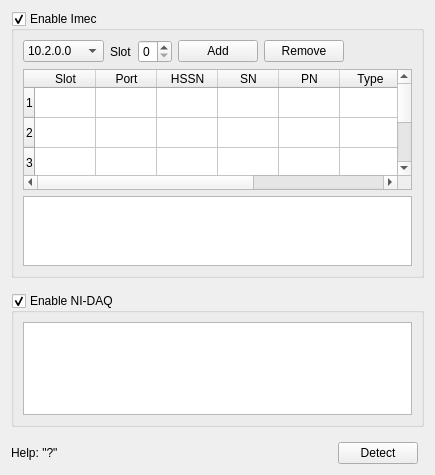
Above: Forms/DevicesTab.ui from billkarsh/SpikeGLX before the change. Below: the same form after it.
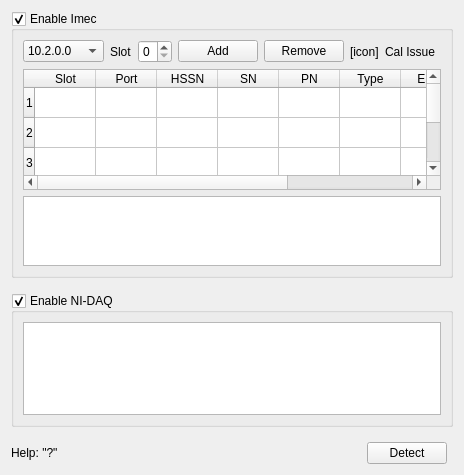
That is the form after the change.

Patch:
```diff
--- a/Forms/DevicesTab.ui
+++ b/Forms/DevicesTab.ui
@@ -71,7 +71,7 @@
      <property name="checked">
       <bool>true</bool>
      </property>
-     <layout class="QGridLayout" name="gridLayout" rowstretch="0,2,1" columnstretch="0,0,0,0,0,0" columnminimumwidth="0,0,0,0,0,0">
+     <layout class="QGridLayout" name="gridLayout" rowstretch="0,2,1" columnstretch="0,0,0,0,0,0,0,0" columnminimumwidth="0,0,0,0,0,0,0,0">
       <item row="0" column="4">
        <widget class="QPushButton" name="lessBut">
         <property name="sizePolicy">
@@ -231,7 +231,7 @@
         </property>
        </widget>
       </item>
-      <item row="0" column="5">
+      <item row="0" column="7">
        <spacer name="horizontalSpacer_2">
         <property name="orientation">
          <enum>Qt::Horizontal</enum>
@@ -244,7 +244,7 @@
         </property>
        </spacer>
       </item>
-      <item row="1" column="0" colspan="6">
+      <item row="1" column="0" colspan="8">
        <widget class="QTableWidget" name="imPrbTbl">
         <property name="focusPolicy">
          <enum>Qt::ClickFocus</enum>
@@ -300,6 +300,11 @@
           <string>Enab</string>
          </property>
         </column>
+        <column>
+         <property name="text">
+          <string>Cal</string>
+         </property>
+        </column>
         <column>
          <property name="text">
           <string>ID</string>
@@ -307,7 +312,7 @@
         </column>
        </widget>
       </item>
-      <item row="2" column="0" colspan="6">
+      <item row="2" column="0" colspan="8">
        <widget class="QTextEdit" name="imTE">
         <property name="focusPolicy">
          <enum>Qt::NoFocus</enum>
@@ -329,6 +334,26 @@
         </property>
        </widget>
       </item>
+      <item row="0" column="6">
+       <widget class="QLabel" name="warnLbl">
+        <property name="toolTip">
+         <string>Some probes will not be calibrated due to selected policy or missing files</string>
+        </property>
+        <property name="text">
+         <string>Cal Issue</string>
+        </property>
+       </widget>
+      </item>
+      <item row="0" column="5">
+       <widget class="QLabel" name="warnIcon">
+        <property name="toolTip">
+         <string>Some probes will not be calibrated due to selected policy or missing files        </string>
+        </property>
+        <property name="text">
+         <string>[icon]</string>
+        </property>
+       </widget>
+      </item>
      </layout>
     </widget>
    </item>
```
